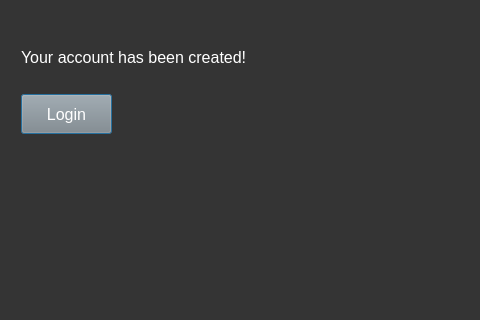
First picture: the form in Application/Resources/interfaces/successful_register.ui, repository MateuszPason/Cruise_trips, before the edit; both pictures show x 0 to 480 and y 0 to 320 of the 640 by 480 pixel window.
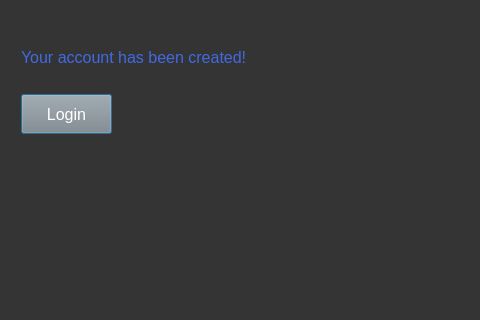
Second picture: the form after the edit.

Commit message: Unification colors on different interfaces

What changed in the file:
```diff
--- a/Application/Resources/interfaces/successful_register.ui
+++ b/Application/Resources/interfaces/successful_register.ui
@@ -25,7 +25,7 @@
 }
 
 QLabel {
-color: #FFFFFF;
+color: #4169E1;
 font-size: 12pt;
 }
 
```
The commit also changes 7 other files.
